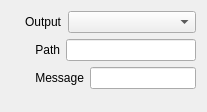
The window that src/Widgets/Inspector/InspectorOscOutputWidget.ui (CasparCG/client) describes before a commit, drawn with Qt 5.
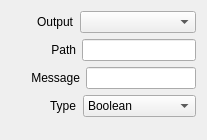
The same window after the commit.

Commit message: Added support for OSC output.

```diff
--- a/src/Widgets/Inspector/InspectorOscOutputWidget.ui
+++ b/src/Widgets/Inspector/InspectorOscOutputWidget.ui
@@ -7,7 +7,7 @@
     <x>0</x>
     <y>0</y>
     <width>207</width>
-    <height>112</height>
+    <height>140</height>
    </rect>
   </property>
   <property name="windowTitle">
@@ -26,7 +26,7 @@
        </property>
        <property name="sizeHint" stdset="0">
         <size>
-         <width>14</width>
+         <width>26</width>
          <height>20</height>
         </size>
        </property>
@@ -63,7 +63,7 @@
        </property>
        <property name="sizeHint" stdset="0">
         <size>
-         <width>24</width>
+         <width>40</width>
          <height>20</height>
         </size>
        </property>
@@ -96,7 +96,7 @@
        </property>
        <property name="sizeHint" stdset="0">
         <size>
-         <width>24</width>
+         <width>20</width>
          <height>20</height>
         </size>
        </property>
@@ -117,6 +117,68 @@
      </item>
     </layout>
    </item>
+   <item>
+    <layout class="QHBoxLayout" name="horizontalLayoutType">
+     <item>
+      <spacer name="horizontalSpacerType">
+       <property name="orientation">
+        <enum>Qt::Horizontal</enum>
+       </property>
+       <property name="sizeType">
+        <enum>QSizePolicy::Fixed</enum>
+       </property>
+       <property name="sizeHint" stdset="0">
+        <size>
+         <width>39</width>
+         <height>20</height>
+        </size>
+       </property>
+      </spacer>
+     </item>
+     <item>
+      <widget class="QLabel" name="labelType">
+       <property name="text">
+        <string>Type</string>
+       </property>
+      </widget>
+     </item>
+     <item>
+      <widget class="QComboBox" name="comboBoxType">
+       <property name="sizePolicy">
+        <sizepolicy hsizetype="Expanding" vsizetype="Fixed">
+         <horstretch>0</horstretch>
+         <verstretch>0</verstretch>
+        </sizepolicy>
+       </property>
+       <item>
+        <property name="text">
+         <string>Boolean</string>
+        </property>
+       </item>
+       <item>
+        <property name="text">
+         <string>Double</string>
+        </property>
+       </item>
+       <item>
+        <property name="text">
+         <string>Float</string>
+        </property>
+       </item>
+       <item>
+        <property name="text">
+         <string>Integer</string>
+        </property>
+       </item>
+       <item>
+        <property name="text">
+         <string>String</string>
+        </property>
+       </item>
+      </widget>
+     </item>
+    </layout>
+   </item>
    <item>
     <spacer name="verticalSpacerOscOutput">
      <property name="orientation">
```
Left out of the diff: 23 changed lines with no effect on the pictures. The commit also changes 7 other files.
